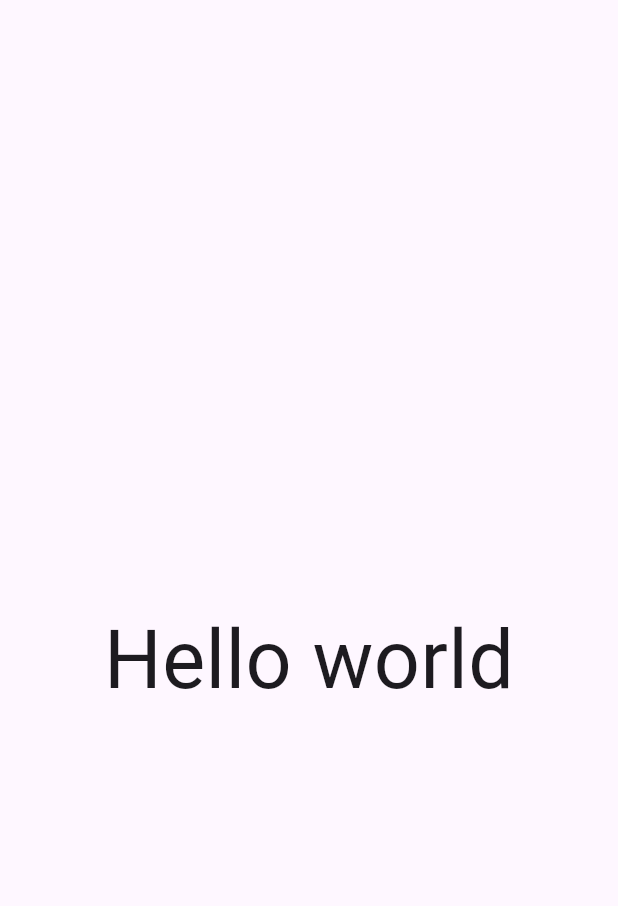
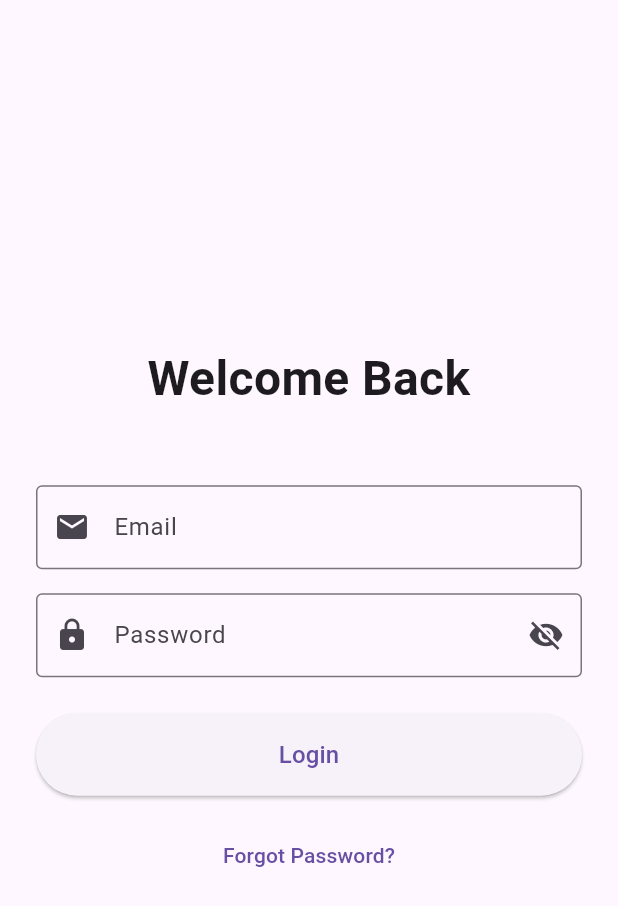
Before and after one commit to SohalSawardekar/sentrix, a Flutter app: the screen it shows after launch, on a phone screen of 412 x 824 dp. Shown: the top 906 px of the screen. Run offline on Flutter 3.47's test engine with Material 3 defaults, Android fonts, the light colour scheme and no system bars; our stand-ins replace firebase_auth, firebase_core; accounts and stored records are empty.

Commit message:
first commit

```diff
--- /dev/null
+++ b/lib/constants/imports.dart
@@ -0,0 +1,6 @@
+export 'package:flutter/material.dart';
+export 'package:sentrix/test.dart';
+export 'package:firebase_core/firebase_core.dart';
+export '/firebase_options.dart';
+export 'package:firebase_auth/firebase_auth.dart';
+export 'package:sentrix/screens/login.dart';
--- a/lib/main.dart
+++ b/lib/main.dart
@@ -1,9 +1,7 @@
-import 'package:flutter/material.dart';
-import 'package:sentrix/test.dart';
-import 'package:firebase_core/firebase_core.dart';
-import 'firebase_options.dart';
+import 'constants/imports.dart';
 
 void main() async {
+  WidgetsFlutterBinding.ensureInitialized();
   await Firebase.initializeApp(
     options: DefaultFirebaseOptions.currentPlatform,
   );
@@ -17,7 +15,7 @@ class MyApp extends StatelessWidget {
   Widget build(BuildContext context) {
     return const MaterialApp(
       debugShowCheckedModeBanner: false,
-      home: Homepage(),
+      home: LoginPage(),
     );
   }
 }
--- /dev/null
+++ b/lib/screens/login.dart
@@ -0,0 +1,219 @@
+import 'package:sentrix/constants/imports.dart';
+
+class LoginPage extends StatefulWidget {
+  const LoginPage({Key? key}) : super(key: key);
+
+  @override
+  _LoginPageState createState() => _LoginPageState();
+}
+
+class _LoginPageState extends State<LoginPage> {
+  final _formKey = GlobalKey<FormState>();
+  final _emailController = TextEditingController();
+  final _passwordController = TextEditingController();
+  bool _isPasswordVisible = false;
+  bool _isLoading = false;
+  final _auth = FirebaseAuth.instance;
+
+  @override
+  void dispose() {
+    _emailController.dispose();
+    _passwordController.dispose();
+    super.dispose();
+  }
+
+  Future<void> _handleLogin() async {
+    if (_formKey.currentState!.validate()) {
+      setState(() {
+        _isLoading = true;
+      });
+
+      try {
+        final userCredential = await _auth.signInWithEmailAndPassword(
+          email: _emailController.text.trim(),
+          password: _passwordController.text.trim(),
+        );
+
+        if (userCredential.user != null) {
+          // Login successful, navigate to home page
+          if (mounted) {
+            Navigator.push(
+                context,
+                MaterialPageRoute(
+                    builder: (context) =>
+                        Homepage())); // Replace with your route
+          }
+        }
+      } on FirebaseAuthException catch (e) {
+        // Show error message based on Firebase error code
+        String errorMessage = 'An error occurred. Please try again.';
+
+        switch (e.code) {
+          case 'user-not-found':
+            errorMessage = 'No user found with this email.';
+            break;
+          case 'wrong-password':
+            errorMessage = 'Wrong password provided.';
+            break;
+          case 'user-disabled':
+            errorMessage = 'This account has been disabled.';
+            break;
+          case 'invalid-email':
+            errorMessage = 'The email address is invalid.';
+            break;
+          case 'too-many-requests':
+            errorMessage = 'Too many attempts. Please try again later.';
+            break;
+        }
+
+        ScaffoldMessenger.of(context).showSnackBar(
+          SnackBar(
+            content: Text(errorMessage),
+            backgroundColor: Colors.red,
+          ),
+        );
+      } catch (e) {
+        ScaffoldMessenger.of(context).showSnackBar(
+          const SnackBar(
+            content: Text('An error occurred. Please try again.'),
+            backgroundColor: Colors.red,
+          ),
+        );
+      } finally {
+        if (mounted) {
+          setState(() {
+            _isLoading = false;
+          });
+        }
+      }
+    }
+  }
+
+  @override
+  Widget build(BuildContext context) {
+    return Scaffold(
+      body: SafeArea(
+        child: Padding(
+          padding: const EdgeInsets.all(24.0),
+          child: Form(
+            key: _formKey,
+            child: Column(
+              mainAxisAlignment: MainAxisAlignment.center,
+              crossAxisAlignment: CrossAxisAlignment.stretch,
+              children: [
+                const Text(
+                  'Welcome Back',
+                  style: TextStyle(
+                    fontSize: 32,
+                    fontWeight: FontWeight.bold,
+                  ),
+                  textAlign: TextAlign.center,
+                ),
+                const SizedBox(height: 48),
+                TextFormField(
+                  controller: _emailController,
+                  keyboardType: TextInputType.emailAddress,
+                  decoration: const InputDecoration(
+                    labelText: 'Email',
+                    border: OutlineInputBorder(),
+                    prefixIcon: Icon(Icons.email),
+                  ),
+                  validator: (value) {
+                    if (value == null || value.isEmpty) {
+                      return 'Please enter your email';
+                    }
+                    if (!value.contains('@')) {
+                      return 'Please enter a valid email';
+                    }
+                    return null;
+                  },
+                ),
+                const SizedBox(height: 16),
+                TextFormField(
+                  controller: _passwordController,
+                  obscureText: !_isPasswordVisible,
+                  decoration: InputDecoration(
+                    labelText: 'Password',
+                    border: const OutlineInputBorder(),
+                    prefixIcon: const Icon(Icons.lock),
+                    suffixIcon: IconButton(
+                      icon: Icon(
+                        _isPasswordVisible
+                            ? Icons.visibility
+                            : Icons.visibility_off,
+                      ),
+                      onPressed: () {
+                        setState(() {
+                          _isPasswordVisible = !_isPasswordVisible;
+                        });
+                      },
+                    ),
+                  ),
+                  validator: (value) {
+                    if (value == null || value.isEmpty) {
+                      return 'Please enter your password';
+                    }
+                    if (value.length < 6) {
+                      return 'Password must be at least 6 characters';
+                    }
+                    return null;
+                  },
+                ),
+                const SizedBox(height: 24),
+                ElevatedButton(
+                  onPressed: _isLoading ? null : _handleLogin,
+                  style: ElevatedButton.styleFrom(
+                    padding: const EdgeInsets.symmetric(vertical: 16),
+                  ),
+                  child: _isLoading
+                      ? const SizedBox(
+                          height: 20,
+                          width: 20,
+                          child: CircularProgressIndicator(
+                            strokeWidth: 2,
+                          ),
+                        )
+                      : const Text(
+                          'Login',
+                          style: TextStyle(fontSize: 16),
+                        ),
+                ),
+                const SizedBox(height: 16),
+                TextButton(
+                  onPressed: _isLoading
+                      ? null
+                      : () {
+                          // Implement forgot password logic
+                          _auth
+                              .sendPasswordResetEmail(
+                            email: _emailController.text.trim(),
+                          )
+                              .then((_) {
+                            ScaffoldMessenger.of(context).showSnackBar(
+                              const SnackBar(
+                                content: Text(
+                                  'Password reset email sent. Please check your inbox.',
+                                ),
+                              ),
+                            );
+                          }).catchError((error) {
+                            ScaffoldMessenger.of(context).showSnackBar(
+                              const SnackBar(
+                                content: Text(
+                                  'Error sending password reset email. Please try again.',
+                                ),
+                                backgroundColor: Colors.red,
+                              ),
+                            );
+                          });
+                        },
+                  child: const Text('Forgot Password?'),
+                ),
+              ],
+            ),
+          ),
+        ),
+      ),
+    );
+  }
+}
--- a/lib/test.dart
+++ b/lib/test.dart
@@ -10,9 +10,8 @@ class Homepage extends StatefulWidget {
 class _HomepageState extends State<Homepage> {
   @override
   Widget build(BuildContext context) {
-    return Scaffold(
-      appBar: AppBar(),
-      body: const Center(
+    return const Scaffold(
+      body: Center(
         child: Text(
           "Hello world",
           style: TextStyle(fontSize: 54),
```
Also changed, not shown: flutter_launcher_icons.yaml (added, +32 -0 lines), pubspec.yaml (+4 -4 lines), assets/icons/SentrixLogo.png (added), pubspec.lock, 4 other files.
